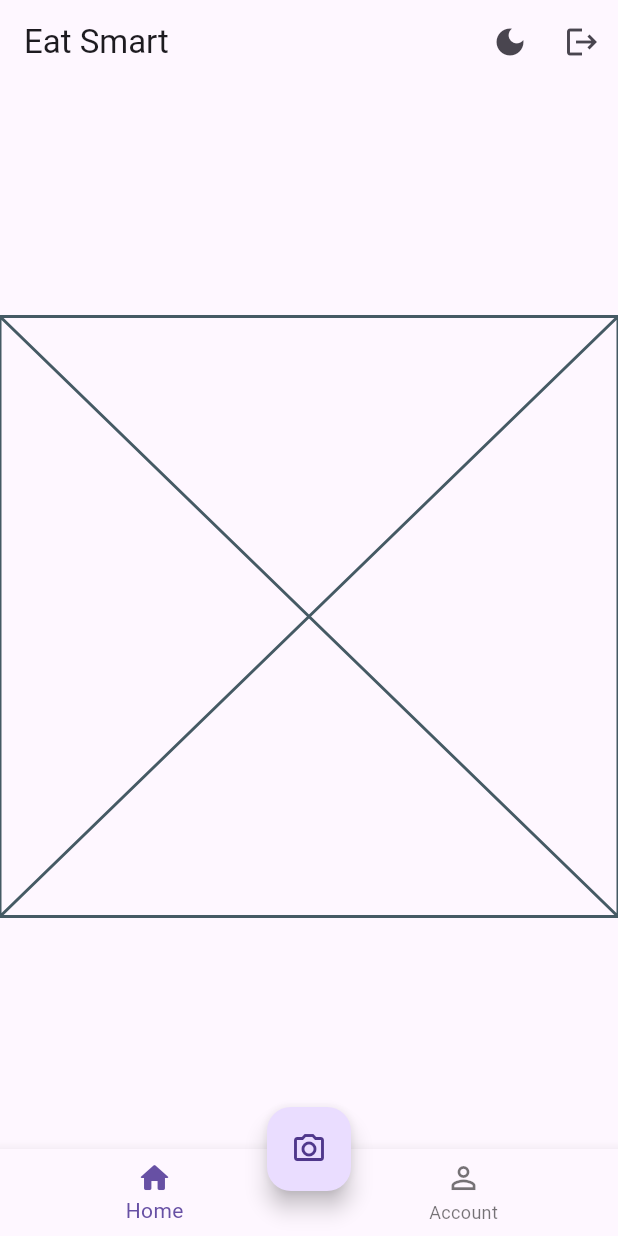
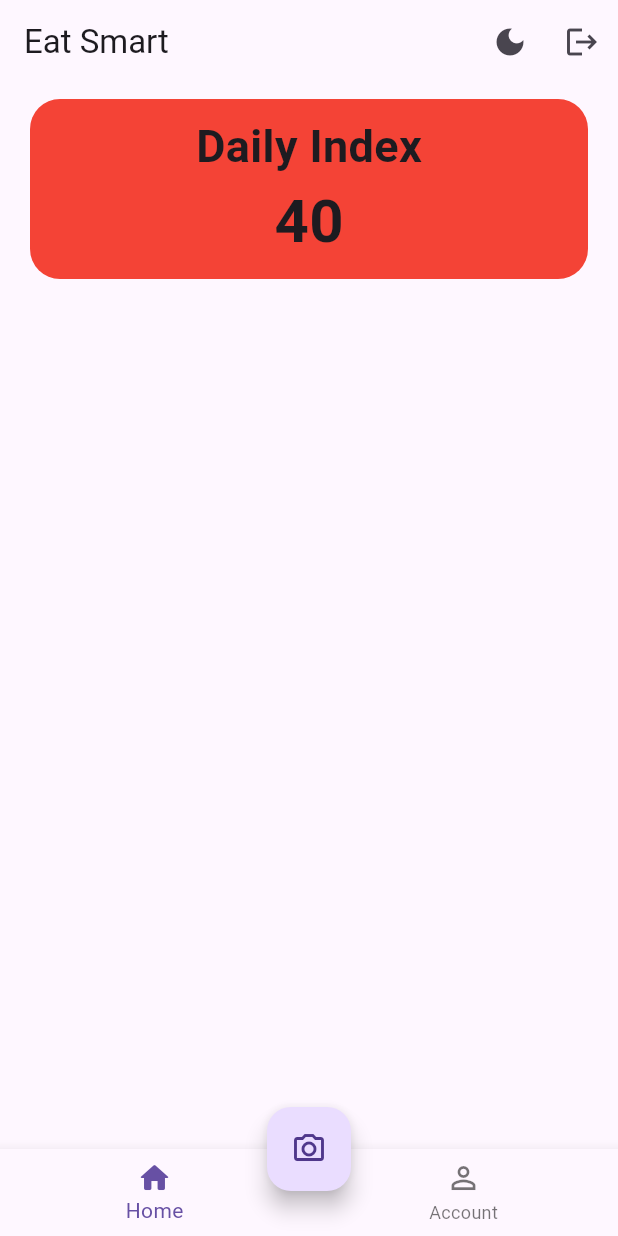
Before and after one commit to RajendraAVerma/eat_smart, a Flutter app: the screen it shows after launch, on a phone screen of 412 x 824 dp. Run offline on Flutter 3.47's test engine with Material 2 defaults, Android fonts, the phone set to English and light mode, and no system bars; drawn by our look-alikes of flip_card; our stand-ins replace bloc, cloud_firestore, equatable, firebase_auth, firebase_core, firebase_storage and 9 more; missing offline and left inert: easy_container, firebase_auth_platform_interface, firebase_phone_auth_handler, flutterfire_ui; accounts and stored records are empty; generated files the repository leaves out were written again.

Commit message:
UI
Co-authored-by: Lokesh Mishra <Fluttery-Dev@users.noreply.github.com>

```diff
--- a/lib/app/home/home_screen.dart
+++ b/lib/app/home/home_screen.dart
@@ -4,8 +4,10 @@ import 'package:eat_smart/app/blocs/auth/auth_bloc.dart';
 import 'package:eat_smart/app/blocs/food/food_bloc.dart';
 import 'package:eat_smart/app/home/widgets/search_food_box.dart';
 import 'package:eat_smart/app/theme/theme_manager.dart';
+import 'package:flip_card/flip_card.dart';
 import 'package:flutter/material.dart';
 import 'package:flutter_bloc/flutter_bloc.dart';
+import 'package:google_fonts/google_fonts.dart';
 import 'package:image_picker/image_picker.dart';
 import 'package:provider/provider.dart';
 
@@ -82,13 +84,82 @@ class _HomeScreenState extends State<HomeScreen> {
         builder: (context, state) {
           return Stack(
             children: [
-              Column(
-                mainAxisAlignment: MainAxisAlignment.center,
-                mainAxisSize: MainAxisSize.max,
-                children: [
-                  // currentIndex == 0 ? SearchFoodBox() : Container(),
-                  Placeholder(),
-                ],
+              Padding(
+                padding: const EdgeInsets.symmetric(
+                  vertical: 10,
+                  horizontal: 20,
+                ),
+                child: Column(
+                  mainAxisSize: MainAxisSize.max,
+                  children: [
+                    // currentIndex == 0 ? SearchFoodBox() : Container(),
+                    FlipCard(
+                      fill: Fill.fillBack,
+                      direction: FlipDirection.HORIZONTAL, // default
+                      front: Container(
+                        padding: EdgeInsets.symmetric(
+                          vertical: 10,
+                          horizontal: 20,
+                        ),
+                        width: double.infinity,
+                        decoration: BoxDecoration(
+                          borderRadius: BorderRadius.circular(20),
+                          color: Colors.red,
+                        ),
+                        // required
+
+                        child: Column(
+                          children: [
+                            Text(
+                              'Daily Index',
+                              style: GoogleFonts.roboto(
+                                fontSize: 30,
+                                fontWeight: FontWeight.bold,
+                              ),
+                            ),
+                            Text(
+                              '40',
+                              style: GoogleFonts.roboto(
+                                fontSize: 40,
+                                fontWeight: FontWeight.bold,
+                              ),
+                            ),
+                          ],
+                        ),
+                      ),
+                      back: Container(
+                        padding: EdgeInsets.symmetric(
+                          vertical: 10,
+                          horizontal: 20,
+                        ),
+                        width: double.infinity,
+                        decoration: BoxDecoration(
+                          borderRadius: BorderRadius.circular(20),
+                          color: Colors.blue,
+                        ),
+                        // required
+                        child: Column(
+                          children: [
+                            Text(
+                              'Weekly Index',
+                              style: GoogleFonts.roboto(
+                                fontSize: 30,
+                                fontWeight: FontWeight.bold,
+                              ),
+                            ),
+                            Text(
+                              '400',
+                              style: GoogleFonts.roboto(
+                                fontSize: 40,
+                                fontWeight: FontWeight.bold,
+                              ),
+                            ),
+                          ],
+                        ),
+                      ),
+                    ),
+                  ],
+                ),
               ),
               if (state.isLoading)
                 BackdropFilter(
@@ -110,8 +181,10 @@ class _HomeScreenState extends State<HomeScreen> {
   }
 
   Future<void> getImage() async {
-    final pickedImage = await ImagePicker()
-        .pickImage(source: ImageSource.camera, imageQuality: 50);
+    final pickedImage = await ImagePicker().pickImage(
+      source: ImageSource.camera,
+      imageQuality: 30,
+    );
     if (pickedImage != null)
       context
           .read<FoodBloc>()
--- a/packages/api_repository/lib/src/api_v1_repository.dart
+++ b/packages/api_repository/lib/src/api_v1_repository.dart
@@ -6,7 +6,8 @@ import 'package:http/http.dart' as http;
 
 class ApiV1Repository extends ApiRepository {
   final googleCloudVision =
-      "https://us-central1-rent-rocks.cloudfunctions.net/getImageLabel";
+      // "https://us-central1-rent-rocks.cloudfunctions.net/getImageLabel";
+      "https://us-central1-eat-smart-prod.cloudfunctions.net/getImageLabel";
 
   String usdaGovEndPoint(String foodName) {
     return "https://api.nal.usda.gov/fdc/v1/foods/search?query=${foodName}&pageSize=1&api_key=MbsrjC89NMdhdbDn7Rwu5Mb6Sh1v4u5beYP8dayn";
@@ -18,8 +19,8 @@ class ApiV1Repository extends ApiRepository {
     final uri =
         Uri.parse(Uri.encodeFull('$googleCloudVision?imageLink=$imageLink'));
     final res = (await http.get(uri)).body;
+    print(res);
     final jsonParse = json.decode(res) as List;
-    print(jsonParse);
     jsonParse.forEach((element) {
       foodNameList.add(element['description'] ?? "");
     });
```
Also changed, not shown: lib/app/blocs/food/food_bloc.dart (+2 -15 lines), lib/app/home/widgets/foods_list_view.dart (+24 -18 lines), lib/app/result/result_page.dart (+50 -3 lines), pubspec.yaml (+10 -13 lines), firebase.json (added), pubspec.lock, 6 other files.
